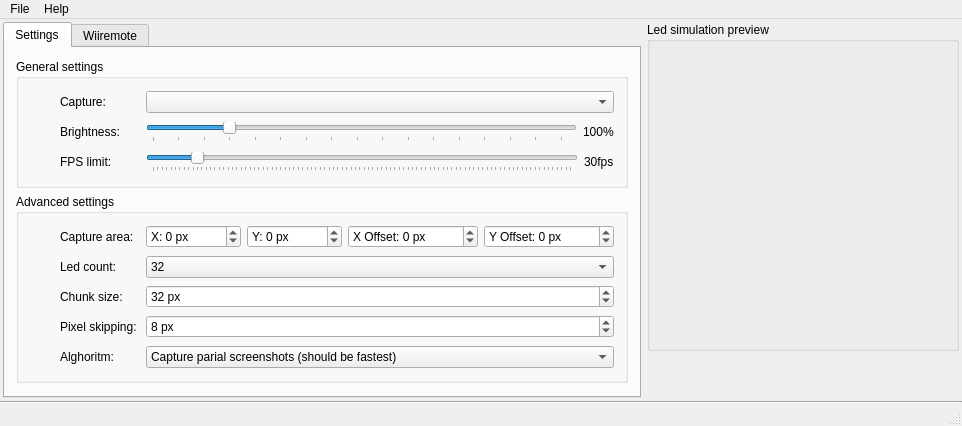
This is mainwindow.ui in dev-0x7C6/led-frame as Qt 5 draws it before an edit. The edited form follows.
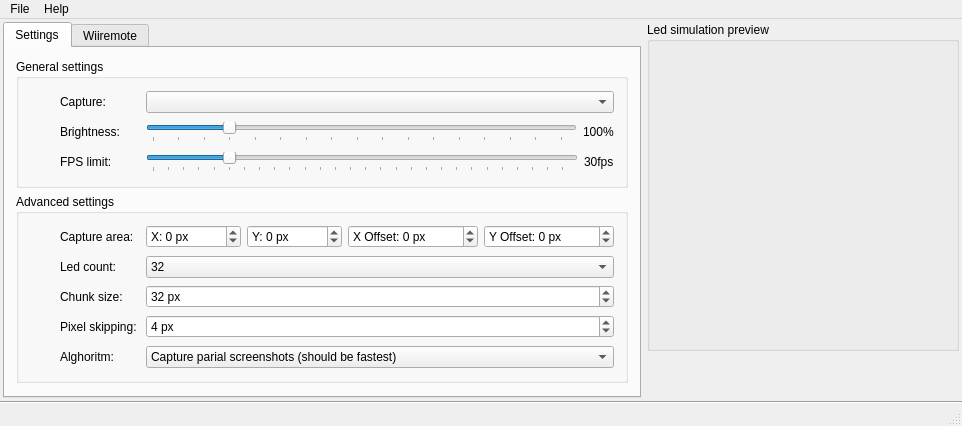
This is the edited form. Icons and pictures are not drawn. Custom widgets are drawn as their Qt base class.

```diff
--- a/mainwindow.ui
+++ b/mainwindow.ui
@@ -6,8 +6,8 @@
    <rect>
     <x>0</x>
     <y>0</y>
-    <width>912</width>
-    <height>417</height>
+    <width>910</width>
+    <height>415</height>
    </rect>
   </property>
   <property name="windowTitle">
@@ -206,7 +206,7 @@
                    <number>10</number>
                   </property>
                   <property name="maximum">
-                   <number>200</number>
+                   <number>120</number>
                   </property>
                   <property name="value">
                    <number>30</number>
@@ -218,7 +218,7 @@
                    <enum>QSlider::TicksBelow</enum>
                   </property>
                   <property name="tickInterval">
-                   <number>2</number>
+                   <number>4</number>
                   </property>
                  </widget>
                 </item>
@@ -534,7 +534,7 @@
                    <number>64</number>
                   </property>
                   <property name="value">
-                   <number>8</number>
+                   <number>4</number>
                   </property>
                  </widget>
                 </item>
```
Left out of the diff: 10 changed lines with no effect on the pictures.
